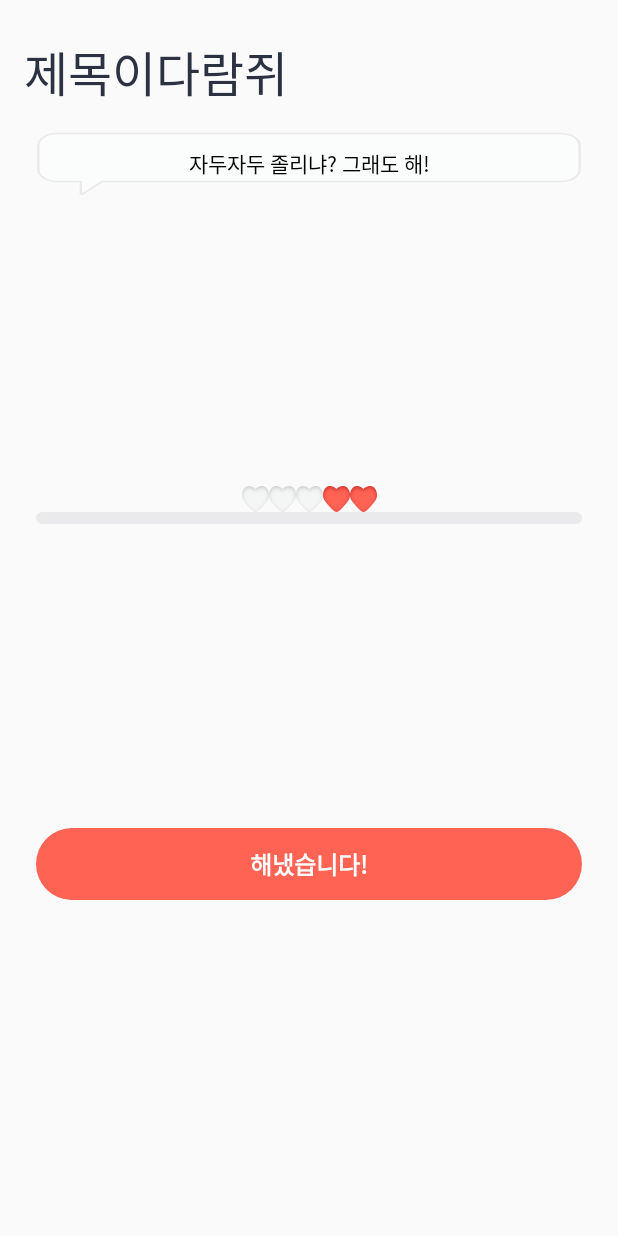
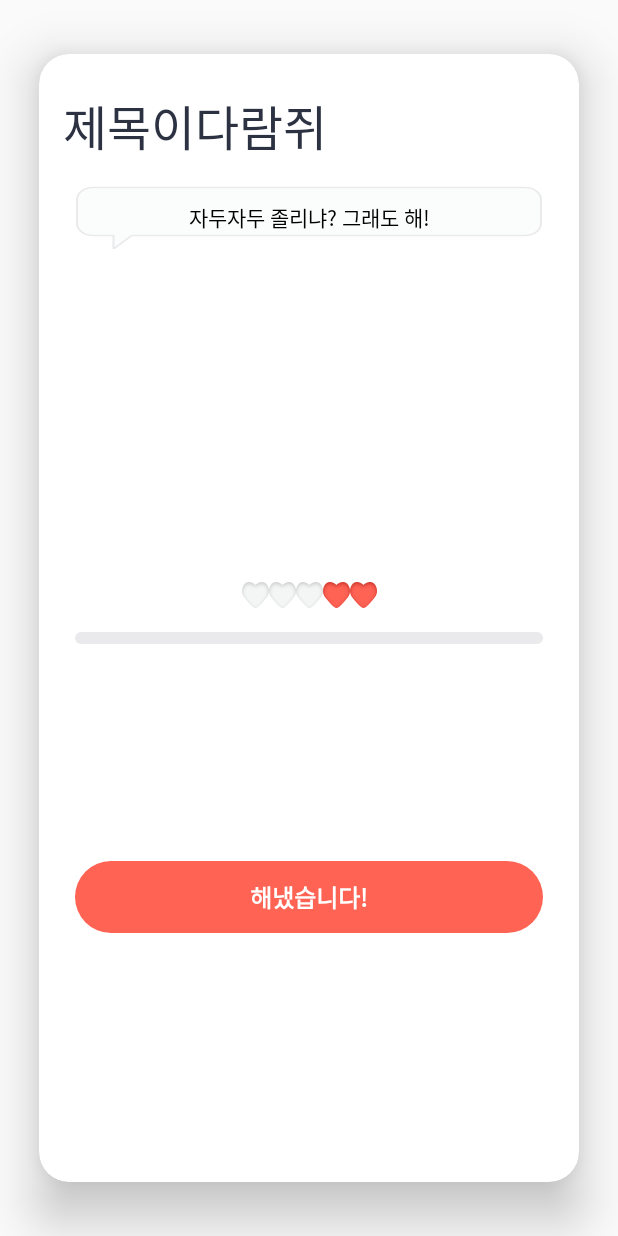
Before and after one commit to mash-up-kr/Four-Ten-Android, an Android app: the layout item_main_card.xml on its own in the app's theme, with its tools: preview values and no code run, on a phone screen of 412 x 824 dp. Run offline under Robolectric (Android 15) with nearby library versions, the phone set to English and light mode, and no system bars.

```diff
--- a/FourTen/app/src/main/java/com/mashup/fourten/ui/custom/JDHeartCountView.kt
+++ b/FourTen/app/src/main/java/com/mashup/fourten/ui/custom/JDHeartCountView.kt
@@ -24,6 +24,7 @@ class JDHeartCountView @JvmOverloads constructor(
                 typedArray.getInt(R.styleable.JDHeartCounter_fillHeart, currentHeartCnt)
             typedArray.recycle()
 
+            layoutParams = LayoutParams(LayoutParams.WRAP_CONTENT, LayoutParams.WRAP_CONTENT)
             makeView()
         }
     }
@@ -35,6 +36,7 @@ class JDHeartCountView @JvmOverloads constructor(
         val fillHeartDrawable = ContextCompat.getDrawable(context, R.drawable.love_fill)
 
         val container = LinearLayout(context)
+        container.layoutParams = LayoutParams(LayoutParams.WRAP_CONTENT, LayoutParams.WRAP_CONTENT)
         for (i in 0 until grayHeartCnt) {
             val ivEmptyHeart = ImageView(context).apply { setImageDrawable(emptyHeartDrawable) }
             container.addView(ivEmptyHeart)
@@ -48,10 +50,10 @@ class JDHeartCountView @JvmOverloads constructor(
         addView(container)
     }
 
-//    private fun getCurrentHeart() = currentHeartCnt
-//    private fun setCurrentHeart(heartCnt: Int) {
-//        currentHeartCnt = heartCnt
-//    }
+    private fun getCurrentHeart() = currentHeartCnt
+    private fun setCurrentHeart(heartCnt: Int) {
+        currentHeartCnt = heartCnt
+    }
 
     companion object {
         private const val DEFAULT_MAX_HEART = 5
--- a/FourTen/app/src/main/res/layout/activity_main.xml
+++ b/FourTen/app/src/main/res/layout/activity_main.xml
@@ -67,6 +67,7 @@
             app:layout_constraintBottom_toBottomOf="parent"
             app:layout_constraintEnd_toEndOf="parent"
             app:layout_constraintStart_toStartOf="parent"
+            android:clipToPadding="false"
             app:layout_constraintTop_toBottomOf="@id/toolbarContainer" />
 
         <com.google.android.material.floatingactionbutton.FloatingActionButton
--- a/FourTen/app/src/main/res/layout/item_main_card.xml
+++ b/FourTen/app/src/main/res/layout/item_main_card.xml
@@ -5,7 +5,17 @@
 
     <data>
 
+        <variable
+            name="item"
+            type="com.mashup.fourten.data.model.Habit" />
     </data>
+
+    <androidx.cardview.widget.CardView
+        android:layout_width="match_parent"
+        android:layout_height="match_parent"
+        app:cardCornerRadius="20dp"
+        app:cardElevation="20dp"
+        app:cardUseCompatPadding="true">
 
         <androidx.constraintlayout.widget.ConstraintLayout
             android:layout_width="match_parent"
@@ -17,6 +27,7 @@
                 android:layout_height="wrap_content"
                 android:layout_marginStart="16dp"
                 android:layout_marginTop="24dp"
+                android:text="@{item.title}"
                 android:textColor="@color/textBlack"
                 android:textSize="32sp"
                 app:layout_constraintStart_toStartOf="parent"
@@ -33,6 +44,7 @@
                 android:background="@drawable/textbox"
                 android:gravity="center"
                 android:includeFontPadding="false"
+                android:text="@{item.title}"
                 android:textColor="@android:color/black"
                 android:textSize="14sp"
                 app:layout_constraintEnd_toEndOf="parent"
@@ -55,28 +67,20 @@
                 android:id="@+id/heartCountView"
                 android:layout_width="wrap_content"
                 android:layout_height="wrap_content"
+                android:layout_marginTop="28dp"
                 app:fillHeart="2"
                 app:layout_constraintEnd_toEndOf="parent"
                 app:layout_constraintStart_toStartOf="parent"
                 app:layout_constraintTop_toBottomOf="@id/ivCharacter"
                 app:maxHeart="5" />
 
-        <ProgressBar
-            android:id="@+id/progressBarPercent"
-            style="@style/customProgressBarStyle"
-            android:layout_width="0dp"
-            android:layout_height="8dp"
-            app:layout_constraintEnd_toEndOf="@+id/textView4"
-            app:layout_constraintStart_toStartOf="@+id/textView4"
-            app:layout_constraintTop_toBottomOf="@id/heartCountView" />
-
             <com.mashup.fourten.ui.custom.JDPrimaryEnabledBtn
                 android:id="@+id/btnConfirm"
                 android:layout_width="0dp"
                 android:layout_height="48dp"
                 android:layout_marginBottom="22dp"
+                android:enabled="true"
                 android:textSize="16sp"
-            android:enabled="true"
                 android:textStyle="bold"
                 app:activeText="@string/text_done"
                 app:inactiveText="@string/text_later"
@@ -86,5 +90,17 @@
                 app:layout_constraintTop_toBottomOf="@id/progressBarPercent"
                 tools:text="해냈습니다!" />
 
+            <ProgressBar
+                android:id="@+id/progressBarPercent"
+                style="@style/customProgressBarStyle"
+                android:layout_width="0dp"
+                android:layout_height="8dp"
+                android:layout_marginTop="16dp"
+                app:layout_constraintEnd_toEndOf="@+id/textView4"
+                app:layout_constraintStart_toStartOf="@+id/textView4"
+                app:layout_constraintTop_toBottomOf="@id/heartCountView" />
+
         </androidx.constraintlayout.widget.ConstraintLayout>
+
+    </androidx.cardview.widget.CardView>
 </layout>
--- /dev/null
+++ b/FourTen/app/src/main/res/values/dimens.xml
@@ -0,0 +1,6 @@
+<?xml version="1.0" encoding="utf-8"?>
+<resources>
+    <dimen name="viewpager_next_item_visible">24dp</dimen>
+    <dimen name="viewpager_current_item_horizontal_margin">42dp</dimen>
+
+</resources>
```
Also changed, not shown: FourTen/app/src/main/java/com/mashup/fourten/ui/main/MainActivity.kt (+48 -0 lines). Lines whose indentation alone changed are shown as unchanged.
